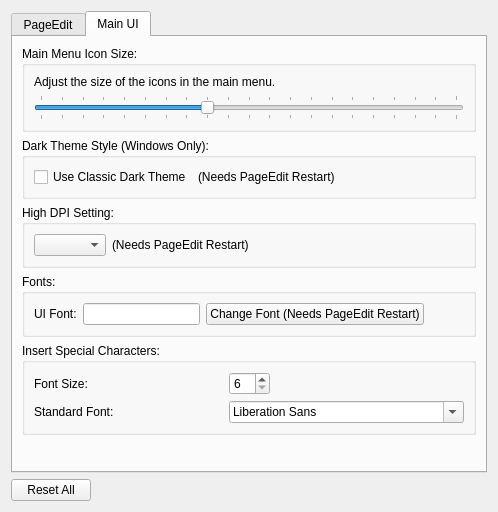
Sigil-Ebook/PageEdit, file PAppearanceWidget.ui: the form before one commit.
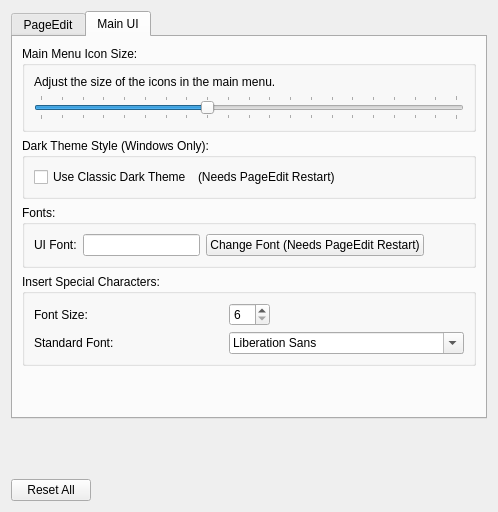
The form after the commit. The open tabs and pages were chosen to show the change.

What changed in the file:
```diff
--- a/PAppearanceWidget.ui
+++ b/PAppearanceWidget.ui
@@ -313,38 +313,6 @@
          </layout>
         </widget>
        </item>
-       <item>
-        <widget class="QGroupBox" name="grpHighDPI">
-         <property name="title">
-          <string>High DPI Setting:</string>
-         </property>
-         <layout class="QHBoxLayout" name="horizontalLayout">
-          <item>
-           <widget class="QComboBox" name="comboHighDPI"/>
-          </item>
-          <item>
-           <widget class="QLabel" name="lblHighDPIWarn">
-            <property name="text">
-             <string>(Needs PageEdit Restart)</string>
-            </property>
-           </widget>
-          </item>
-          <item>
-           <spacer name="horizontalSpacer_4">
-            <property name="orientation">
-             <enum>Qt::Horizontal</enum>
-            </property>
-            <property name="sizeHint" stdset="0">
-             <size>
-              <width>105</width>
-              <height>20</height>
-             </size>
-            </property>
-           </spacer>
-          </item>
-         </layout>
-        </widget>
-       </item>
        <item>
         <widget class="QGroupBox" name="uifontGroup">
          <property name="title">
```
